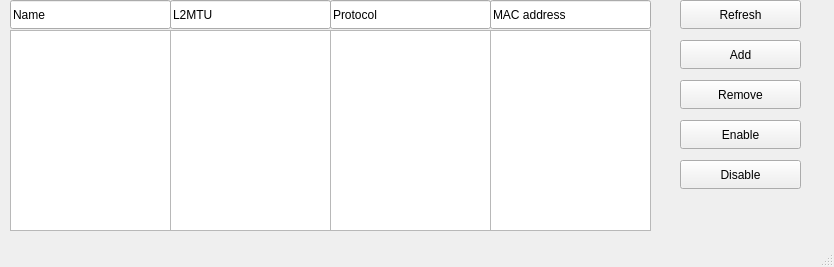
This is loginGUI/bridge.ui in adiosko/mikrotik as Qt 5 draws it before an edit. The edited form follows.
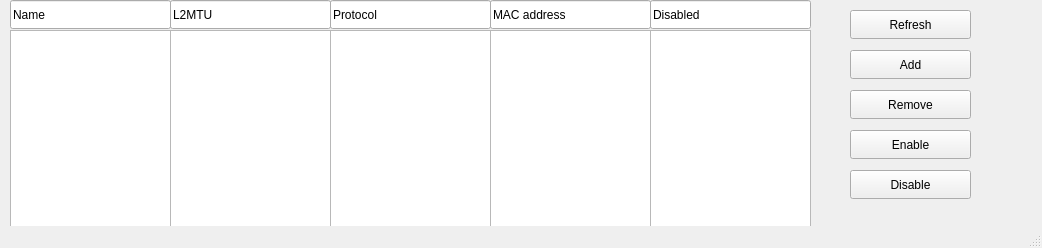
This is the edited form.

Patch:
```diff
--- a/loginGUI/bridge.ui
+++ b/loginGUI/bridge.ui
@@ -6,8 +6,8 @@
    <rect>
     <x>0</x>
     <y>0</y>
-    <width>834</width>
-    <height>267</height>
+    <width>1042</width>
+    <height>248</height>
    </rect>
   </property>
   <property name="windowTitle">
@@ -17,8 +17,8 @@
    <widget class="QPushButton" name="addButton">
     <property name="geometry">
      <rect>
-      <x>680</x>
-      <y>40</y>
+      <x>850</x>
+      <y>50</y>
       <width>121</width>
       <height>29</height>
      </rect>
@@ -53,8 +53,8 @@
    <widget class="QPushButton" name="enableButton">
     <property name="geometry">
      <rect>
-      <x>680</x>
-      <y>120</y>
+      <x>850</x>
+      <y>130</y>
       <width>121</width>
       <height>29</height>
      </rect>
@@ -66,8 +66,8 @@
    <widget class="QPushButton" name="disableButton">
     <property name="geometry">
      <rect>
-      <x>680</x>
-      <y>160</y>
+      <x>850</x>
+      <y>170</y>
       <width>121</width>
       <height>29</height>
      </rect>
@@ -102,8 +102,8 @@
    <widget class="QPushButton" name="removeButton">
     <property name="geometry">
      <rect>
-      <x>680</x>
-      <y>80</y>
+      <x>850</x>
+      <y>90</y>
       <width>121</width>
       <height>29</height>
      </rect>
@@ -125,8 +125,8 @@
    <widget class="QPushButton" name="refreshButton">
     <property name="geometry">
      <rect>
-      <x>680</x>
-      <y>0</y>
+      <x>850</x>
+      <y>10</y>
       <width>121</width>
       <height>29</height>
      </rect>
@@ -171,6 +171,29 @@
      <string>MAC address</string>
     </property>
    </widget>
+   <widget class="QListWidget" name="disableField">
+    <property name="geometry">
+     <rect>
+      <x>650</x>
+      <y>30</y>
+      <width>161</width>
+      <height>201</height>
+     </rect>
+    </property>
+   </widget>
+   <widget class="QLineEdit" name="version_4">
+    <property name="geometry">
+     <rect>
+      <x>650</x>
+      <y>0</y>
+      <width>161</width>
+      <height>29</height>
+     </rect>
+    </property>
+    <property name="text">
+     <string>Disabled</string>
+    </property>
+   </widget>
   </widget>
   <widget class="QStatusBar" name="statusbar"/>
  </widget>
```
